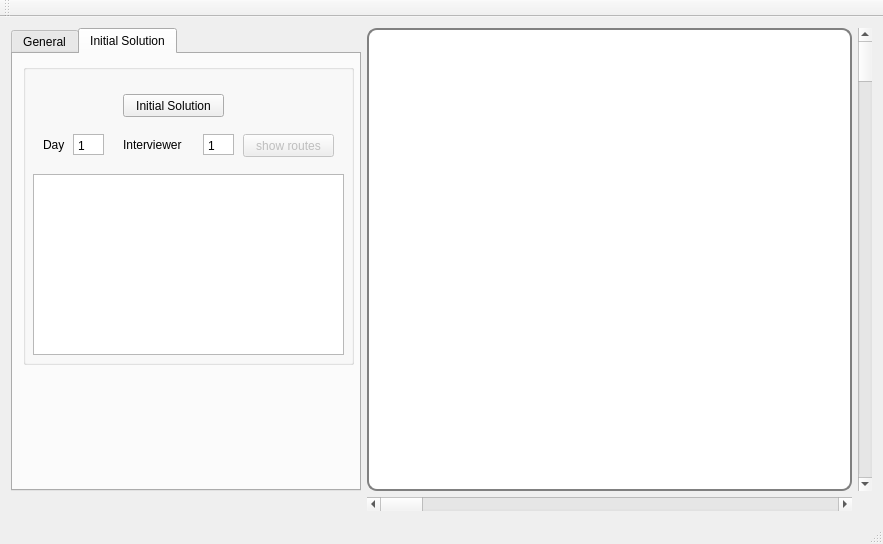
This is Nouna_PCVRP/qt-project/ver00/nouna_project/mainwindow.ui in tikhoncheva/work as Qt 5 draws it before an edit. The edited form follows.
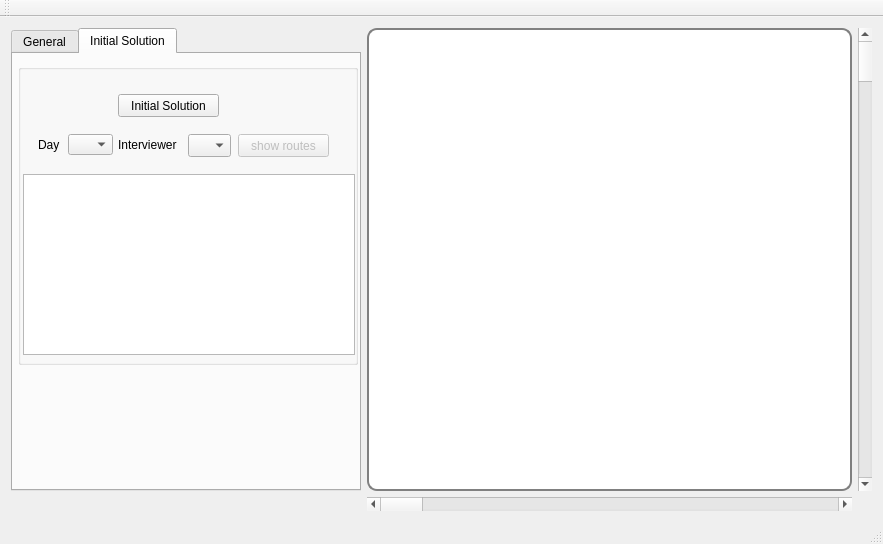
This is the edited form. The open tabs and pages were chosen to show the change. Custom widgets are drawn as their Qt base class.

The edit to the form file:
```diff
--- a/Nouna_PCVRP/qt-project/ver00/nouna_project/mainwindow.ui
+++ b/Nouna_PCVRP/qt-project/ver00/nouna_project/mainwindow.ui
@@ -464,9 +464,9 @@
           </property>
           <property name="geometry">
            <rect>
-            <x>10</x>
+            <x>5</x>
             <y>10</y>
-            <width>331</width>
+            <width>340</width>
             <height>301</height>
            </rect>
           </property>
@@ -476,9 +476,9 @@
           <widget class="QTextEdit" name="textEditRouteInfo">
            <property name="geometry">
             <rect>
-             <x>10</x>
+             <x>5</x>
              <y>110</y>
-             <width>311</width>
+             <width>332</width>
              <height>181</height>
             </rect>
            </property>
@@ -496,29 +496,6 @@
             <string>Day</string>
            </property>
           </widget>
-          <widget class="QTextEdit" name="textEditSelectDay">
-           <property name="geometry">
-            <rect>
-             <x>50</x>
-             <y>70</y>
-             <width>31</width>
-             <height>21</height>
-            </rect>
-           </property>
-           <property name="inputMethodHints">
-            <set>Qt::ImhDigitsOnly</set>
-           </property>
-           <property name="verticalScrollBarPolicy">
-            <enum>Qt::ScrollBarAlwaysOff</enum>
-           </property>
-           <property name="html">
-            <string>&lt;!DOCTYPE HTML PUBLIC &quot;-//W3C//DTD HTML 4.0//EN&quot; &quot;http://www.w3.org/TR/REC-html40/strict.dtd&quot;&gt;
-&lt;html&gt;&lt;head&gt;&lt;meta name=&quot;qrichtext&quot; content=&quot;1&quot; /&gt;&lt;style type=&quot;text/css&quot;&gt;
-p, li { white-space: pre-wrap; }
-&lt;/style&gt;&lt;/head&gt;&lt;body style=&quot; font-family:'Sans Serif'; font-size:9pt; font-weight:400; font-style:normal;&quot;&gt;
-&lt;p style=&quot; margin-top:0px; margin-bottom:0px; margin-left:0px; margin-right:0px; -qt-block-indent:0; text-indent:0px;&quot;&gt;1&lt;/p&gt;&lt;/body&gt;&lt;/html&gt;</string>
-           </property>
-          </widget>
           <widget class="QLabel" name="labelSelectInterviewer">
            <property name="geometry">
             <rect>
@@ -532,29 +509,6 @@
             <string>Interviewer</string>
            </property>
           </widget>
-          <widget class="QTextEdit" name="textEditSelectK">
-           <property name="geometry">
-            <rect>
-             <x>180</x>
-             <y>70</y>
-             <width>31</width>
-             <height>21</height>
-            </rect>
-           </property>
-           <property name="inputMethodHints">
-            <set>Qt::ImhDigitsOnly</set>
-           </property>
-           <property name="verticalScrollBarPolicy">
-            <enum>Qt::ScrollBarAlwaysOff</enum>
-           </property>
-           <property name="html">
-            <string>&lt;!DOCTYPE HTML PUBLIC &quot;-//W3C//DTD HTML 4.0//EN&quot; &quot;http://www.w3.org/TR/REC-html40/strict.dtd&quot;&gt;
-&lt;html&gt;&lt;head&gt;&lt;meta name=&quot;qrichtext&quot; content=&quot;1&quot; /&gt;&lt;style type=&quot;text/css&quot;&gt;
-p, li { white-space: pre-wrap; }
-&lt;/style&gt;&lt;/head&gt;&lt;body style=&quot; font-family:'Sans Serif'; font-size:9pt; font-weight:400; font-style:normal;&quot;&gt;
-&lt;p style=&quot; margin-top:0px; margin-bottom:0px; margin-left:0px; margin-right:0px; -qt-block-indent:0; text-indent:0px;&quot;&gt;1&lt;/p&gt;&lt;/body&gt;&lt;/html&gt;</string>
-           </property>
-          </widget>
           <widget class="QPushButton" name="pushButtonShowRoute">
            <property name="enabled">
             <bool>false</bool>
@@ -587,6 +541,50 @@
             <string>Initial Solution</string>
            </property>
           </widget>
+          <widget class="QComboBox" name="comboBoxDay">
+           <property name="geometry">
+            <rect>
+             <x>50</x>
+             <y>70</y>
+             <width>45</width>
+             <height>21</height>
+            </rect>
+           </property>
+           <property name="sizePolicy">
+            <sizepolicy hsizetype="Fixed" vsizetype="Fixed">
+             <horstretch>0</horstretch>
+             <verstretch>0</verstretch>
+            </sizepolicy>
+           </property>
+           <property name="maximumSize">
+            <size>
+             <width>45</width>
+             <height>30</height>
+            </size>
+           </property>
+           <property name="inputMethodHints">
+            <set>Qt::ImhNone</set>
+           </property>
+           <property name="currentText">
+            <string/>
+           </property>
+           <property name="maxCount">
+            <number>81</number>
+           </property>
+           <property name="sizeAdjustPolicy">
+            <enum>QComboBox::AdjustToMinimumContentsLengthWithIcon</enum>
+           </property>
+          </widget>
+          <widget class="QComboBox" name="comboBoxInterviewer">
+           <property name="geometry">
+            <rect>
+             <x>170</x>
+             <y>70</y>
+             <width>43</width>
+             <height>23</height>
+            </rect>
+           </property>
+          </widget>
          </widget>
         </widget>
        </widget>
```
Left out of the diff: 2 changed lines with no effect on the pictures.
